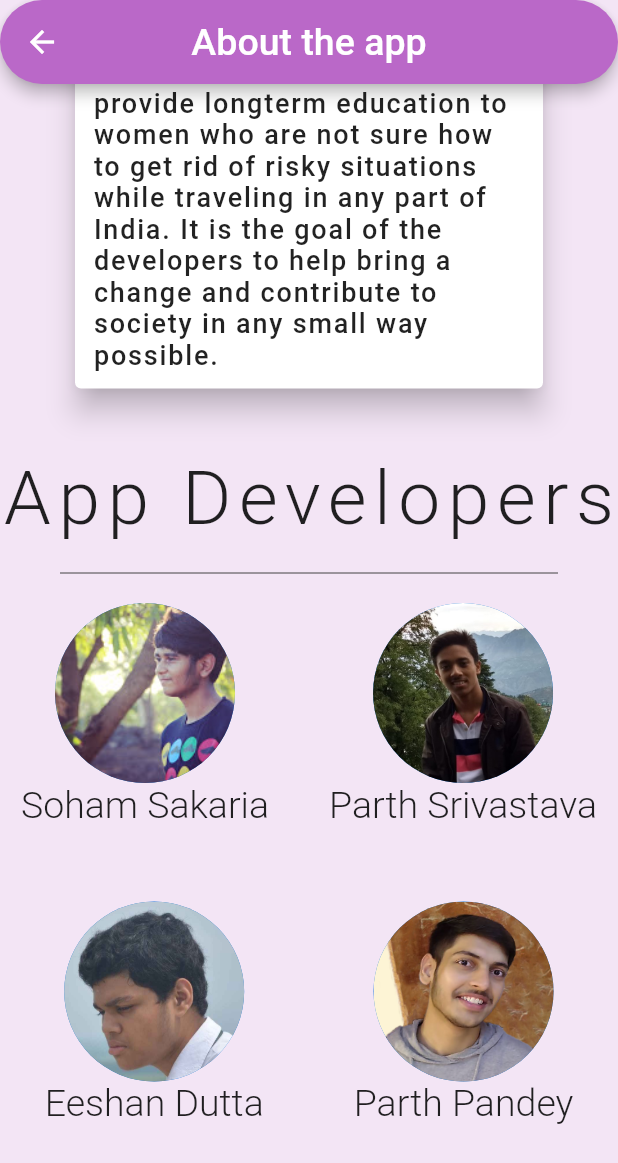
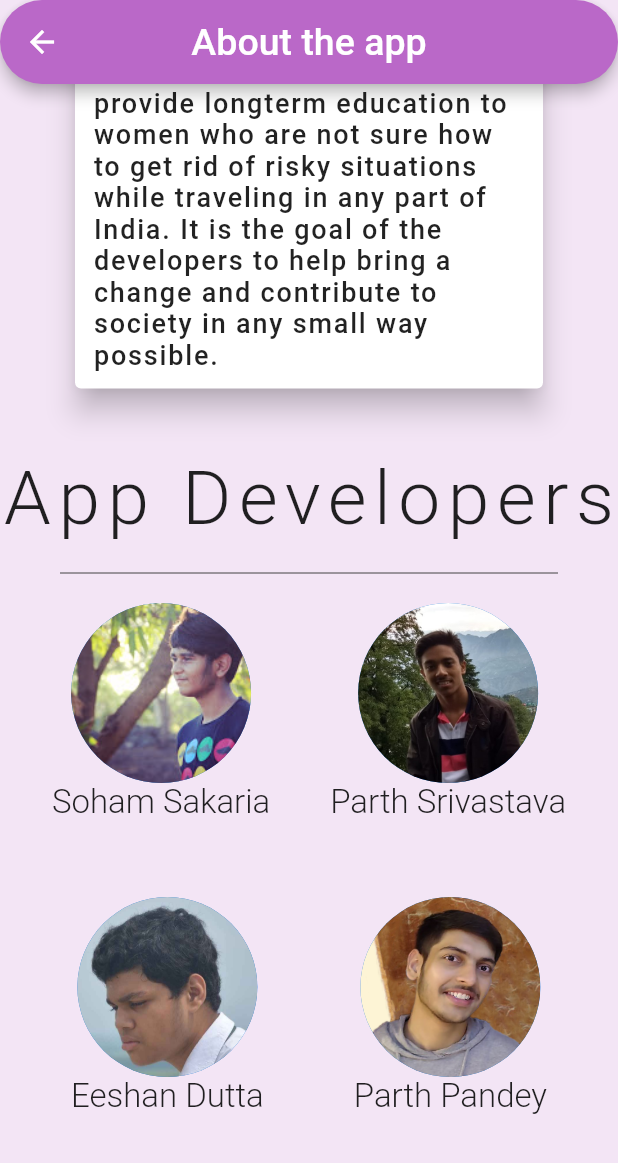
Before and after one commit to Ctrl-Alt-Eliiiteee/SaferX, a Flutter app: the AboutDev screen opened directly, scrolled down 496 dp, on a phone screen of 412 x 824 dp. Shown: the top 1163 px of the screen. Run offline on Flutter 3.47's test engine with Material 2 defaults, Android fonts, the phone set to English and light mode, and no system bars; our stand-ins replace animated_bottom_navigation_bar, cloud_firestore, contacts_service, firebase_auth, firebase_core, firebase_storage and 10 more; missing offline and left inert: background_stt, circular_reveal_animation, flutter_otp, flutter_phone_direct_caller; accounts and stored records are empty.

Commit message:
page alignment

```diff
--- a/lib/Aboutdevs.dart
+++ b/lib/Aboutdevs.dart
@@ -89,7 +89,8 @@ class AboutDev extends StatelessWidget {
               padding: EdgeInsets.only(left: 40, right: 40),
               child: Divider(height: 40, color: Colors.grey[800]),
             ),
-            Row(
+            SingleChildScrollView(
+              child: Row(
                 mainAxisAlignment: MainAxisAlignment.center,
                 children: [
                   Column(
@@ -100,7 +101,7 @@ class AboutDev extends StatelessWidget {
                       ),
                       Text('Soham Sakaria',
                           style: TextStyle(
-                          fontSize: 25,
+                            fontSize: 22,
                             fontWeight: FontWeight.w300,
                           ))
                     ],
@@ -115,15 +116,17 @@ class AboutDev extends StatelessWidget {
                       ),
                       Text('Parth Srivastava',
                           style: TextStyle(
-                          fontSize: 25,
+                            fontSize: 22,
                             fontWeight: FontWeight.w300,
                           ))
                     ],
                   ),
                 ],
               ),
+            ),
             SizedBox(height: 50),
-            Row(
+            SingleChildScrollView(
+              child: Row(
                 mainAxisAlignment: MainAxisAlignment.center,
                 children: [
                   Column(
@@ -134,7 +137,7 @@ class AboutDev extends StatelessWidget {
                       ),
                       Text('Eeshan Dutta',
                           style: TextStyle(
-                          fontSize: 25,
+                            fontSize: 22,
                             fontWeight: FontWeight.w300,
                           ))
                     ],
@@ -148,12 +151,13 @@ class AboutDev extends StatelessWidget {
                       ),
                       Text('Parth Pandey',
                           style: TextStyle(
-                          fontSize: 25,
+                            fontSize: 22,
                             fontWeight: FontWeight.w300,
                           ))
                     ],
                   ),
                 ],
+              ),
             ),
             SizedBox(height: 80),
           ],
--- a/lib/Pages/assistant.dart
+++ b/lib/Pages/assistant.dart
@@ -136,6 +136,7 @@ class _assistantState extends State<assistant> {
     return Scaffold(
       backgroundColor: Colors.black,
       body: SafeArea(
+        child: SingleChildScrollView(
           child: Padding(
             padding: const EdgeInsets.only(top: 300),
             child: Align(
@@ -170,6 +171,7 @@ class _assistantState extends State<assistant> {
             ),
           ),
         ),
+      ),
     );
   }
 }
```
Also changed, not shown: 1 other file. Lines whose indentation alone changed are shown as unchanged.
